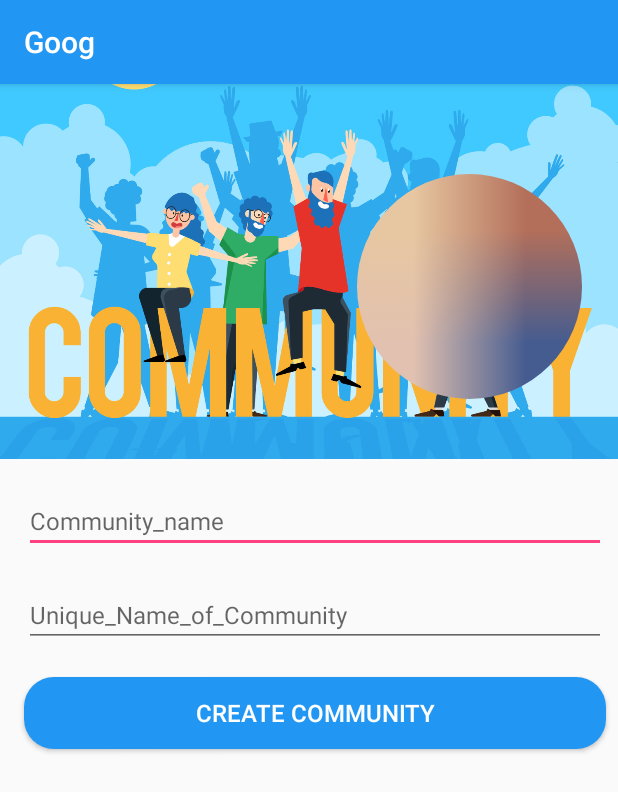
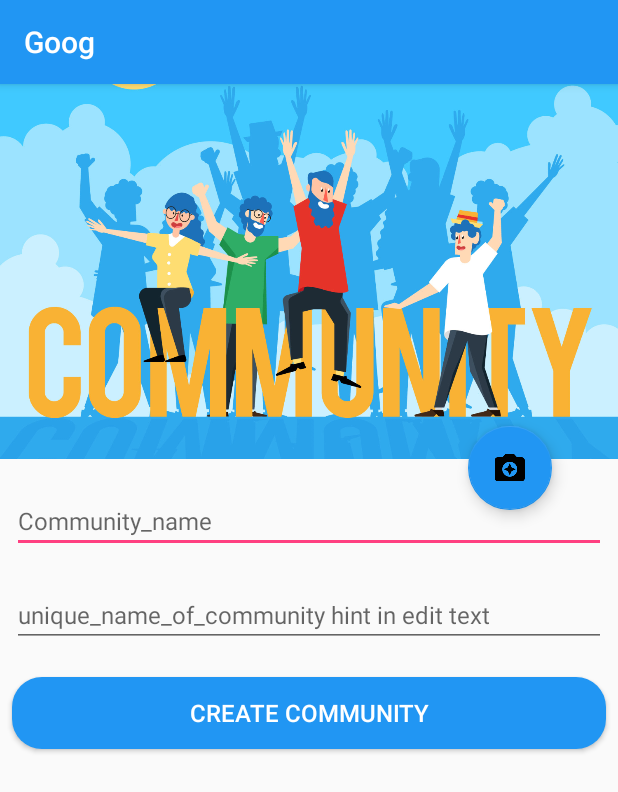
Before and after one commit to dawitephrem565/Goog2, an Android app: the CreateChannel screen opened directly, with no data from a screen before it, on a phone screen of 412 x 824 dp. Shown: the top 792 px of the screen. Run offline under Robolectric (Android 15) with nearby library versions, the phone set to English and light mode, and no system bars; our stand-ins replace CircleImageView, Volley; network calls fail.

Commit message:
Insted of making a profile image in circle it is better to make use the background image to see the profle image in full screen and to select the image from gallary  i added the floating button to choose from the gallary.

```diff
--- a/app/src/main/res/layout/activity_create_channel.xml
+++ b/app/src/main/res/layout/activity_create_channel.xml
@@ -9,22 +9,34 @@
         android:layout_width="wrap_content"
         android:layout_height="250dp"
         android:scaleType="centerCrop"
+        android:contentDescription="@string/selected_channel_image"
         android:id="@+id/bg"
         android:src="@drawable/imagebg"
         />
 
-    <de.hdodenhof.circleimageview.CircleImageView
+    <!--<de.hdodenhof.circleimageview.CircleImageView
         android:layout_width="150dp"
         android:layout_height="150dp"
         android:layout_marginEnd="24dp"
         android:layout_marginLeft="84dp"
+        android:visibility="gone"
         android:id="@+id/community_profile_Image"
         android:layout_marginTop="60dp"
         android:src="@drawable/profilepic"
         app:layout_constraintEnd_toEndOf="parent"
         app:layout_constraintLeft_toLeftOf="parent"
         app:layout_constraintTop_toTopOf="parent"
-        android:layout_marginRight="24dp" />
+        android:layout_marginRight="24dp" />-->
+    <android.support.design.widget.FloatingActionButton
+        android:layout_width="wrap_content"
+        android:layout_height="wrap_content"
+        android:layout_marginEnd="44dp"
+        android:layout_marginTop="228dp"
+        android:src="@drawable/ic_camera_enhance_black_24dp"
+        app:backgroundTint="@color/colorPrimary"
+        app:layout_constraintEnd_toEndOf="parent"
+        app:layout_constraintTop_toTopOf="parent"
+        android:layout_marginRight="44dp" />
 
     <android.support.design.widget.TextInputEditText
         android:layout_width="match_parent"
@@ -32,9 +44,11 @@
         android:layout_marginLeft="16dp"
         android:id="@+id/communityname"
         android:layout_marginRight="8dp"
+        android:layout_marginStart="8dp"
+        android:layout_marginEnd="8dp"
         android:layout_marginTop="20dp"
-        android:hint="Community_name"
-        android:textSize="16dp"
+        android:hint="@string/community_name"
+        android:textSize="16sp"
         app:layout_constraintEnd_toEndOf="parent"
         app:layout_constraintLeft_toLeftOf="parent"
         app:layout_constraintTop_toBottomOf="@+id/bg" />
@@ -43,10 +57,12 @@
         android:layout_height="wrap_content"
         android:layout_marginLeft="16dp"
         android:layout_marginRight="8dp"
+        android:layout_marginStart="8dp"
+        android:layout_marginEnd="8dp"
         android:layout_marginTop="20dp"
         android:id="@+id/uniquenameofcommunity"
-        android:hint="Unique_Name_of_Community"
-        android:textSize="16dp"
+        android:hint="@string/unique_name_of_community"
+        android:textSize="16sp"
         app:layout_constraintEnd_toEndOf="parent"
         app:layout_constraintLeft_toLeftOf="parent"
         app:layout_constraintTop_toBottomOf="@+id/communityname" />
@@ -55,13 +71,15 @@
         android:layout_height="wrap_content"
         android:id="@+id/create_community_btn"
         android:layout_marginLeft="16dp"
+        android:layout_marginStart="8dp"
         android:layout_marginRight="8dp"
+        android:layout_marginEnd="8dp"
         android:layout_marginTop="20dp"
         android:background="@drawable/login_btn_style"
-        android:text="Create Community"
+        android:text="@string/create_community"
         android:onClick="createcommunity"
       android:textColor="#fff"
-        android:textSize="16dp"
+        android:textSize="16sp"
         app:layout_constraintEnd_toEndOf="parent"
         app:layout_constraintLeft_toLeftOf="parent"
         app:layout_constraintTop_toBottomOf="@+id/uniquenameofcommunity"
--- a/app/src/main/res/values/strings.xml
+++ b/app/src/main/res/values/strings.xml
@@ -8,4 +8,8 @@
     <string name="title_activity_bottomnavigation">bottomnavigation</string>
     <string name="share_what_you_like">share what is new</string>
     <string name="this_image_refer_to_user_to_post_there_images">this image refer to user to post there images</string>
+    <string name="selected_channel_image">selected channel image</string>
+    <string name="community_name">Community_name</string>
+    <string name="unique_name_of_community">unique_name_of_community hint in edit text</string>
+    <string name="create_community">Create Community</string>
 </resources>
```
